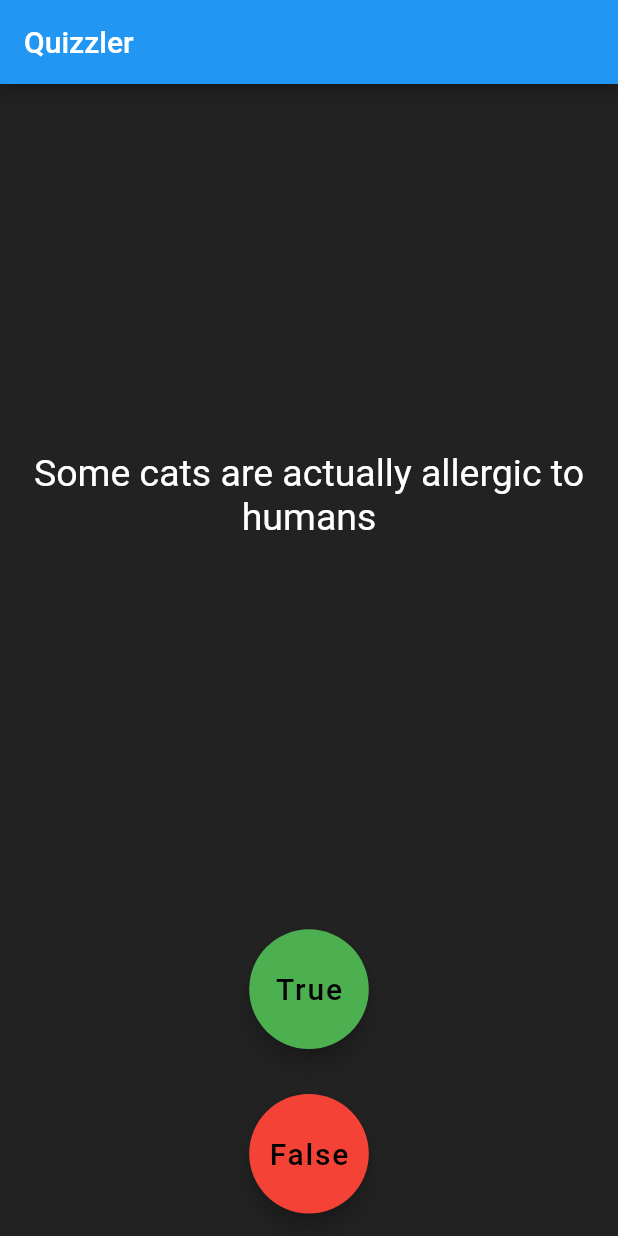
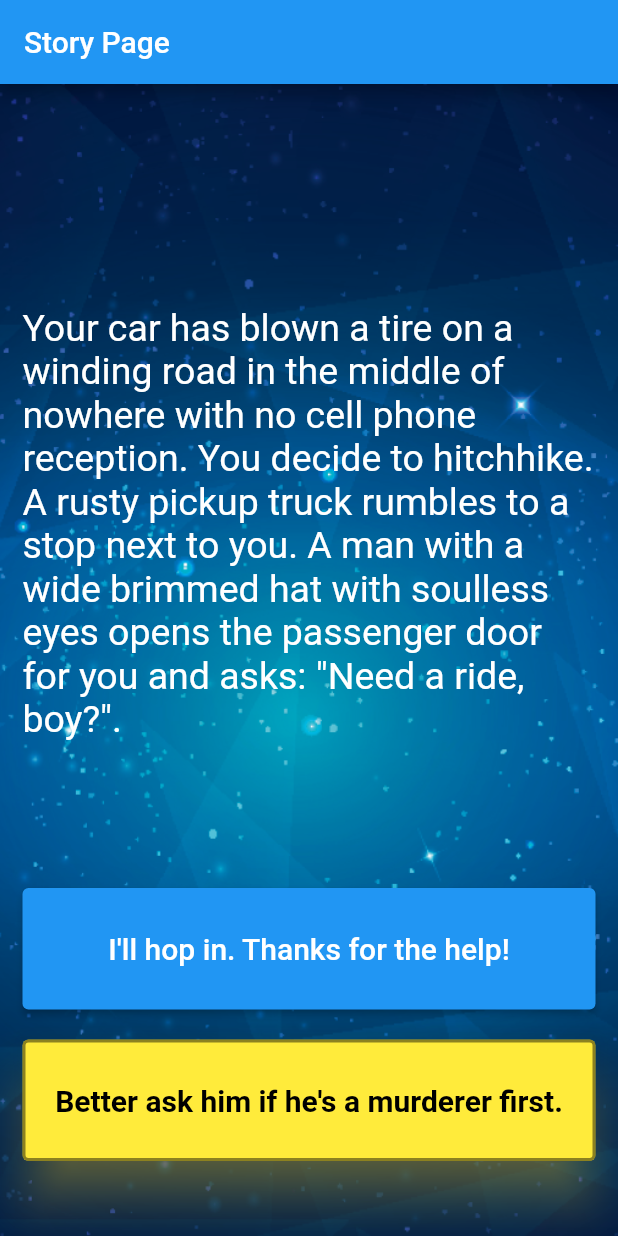
Before and after one commit to joneyspark/flutter-project, a Flutter app: the screen it shows after launch, on a phone screen of 412 x 824 dp. Run offline on Flutter 3.47's test engine with Material 2 defaults, Android fonts, the phone set to English and light mode, and no system bars; our stand-ins replace audioplayers, font_awesome_flutter, rflutter_alert.

Commit message:
destini  App

```diff
--- /dev/null
+++ b/lib/destini/story.dart
@@ -0,0 +1,16 @@
+//TODO: Step 2 - Create a new class called Story.
+
+//TODO: Step 3 - Create 3 properties for this class,
+//A. storyTitle to store the story text.
+//B. choice1 to store the text for choice 1,
+//C. choice2 to store the text for choice 2.
+
+//TODO: Step 4 - Create a Constructor for this class to be able to initialise the properties created in step 3.
+
+class Story {
+  String? storyTitle;
+  String? choice1;
+  String? choice2;
+
+  Story({this.storyTitle, this.choice1, this.choice2});
+}
--- /dev/null
+++ b/lib/destini/story_brain.dart
@@ -0,0 +1,131 @@
+//TODO: Step 6 - import the story.dart file into this file.
+
+//TODO: Step 5 - Create a new class called StoryBrain.
+
+//TODO: Step 7 - Uncomment the lines below to include storyData as a private property in StoryBrain. Hint: You might need to change something in story.dart to make this work.
+
+import 'package:helloworld/destini/story.dart';
+
+class StoryBrain {
+  int _storyNumber = 0;
+  final List<Story> _storyData = [
+    Story(
+        storyTitle:
+            'Your car has blown a tire on a winding road in the middle of nowhere with no cell phone reception. You decide to hitchhike. A rusty pickup truck rumbles to a stop next to you. A man with a wide brimmed hat with soulless eyes opens the passenger door for you and asks: "Need a ride, boy?".',
+        choice1: 'I\'ll hop in. Thanks for the help!',
+        choice2: 'Better ask him if he\'s a murderer first.'),
+    Story(
+        storyTitle: 'He nods slowly, unphased by the question.',
+        choice1: 'At least he\'s honest. I\'ll climb in.',
+        choice2: 'Wait, I know how to change a tire.'),
+    Story(
+        storyTitle:
+            'As you begin to drive, the stranger starts talking about his relationship with his mother. He gets angrier and angrier by the minute. He asks you to open the glovebox. Inside you find a bloody knife, two severed fingers, and a cassette tape of Elton John. He reaches for the glove box.',
+        choice1: 'I love Elton John! Hand him the cassette tape.',
+        choice2: 'It\'s him or me! You take the knife and stab him.'),
+    Story(
+        storyTitle:
+            'What? Such a cop out! Did you know traffic accidents are the second leading cause of accidental death for most adult age groups?',
+        choice1: 'Restart',
+        choice2: ''),
+    Story(
+        storyTitle:
+            'As you smash through the guardrail and careen towards the jagged rocks below you reflect on the dubious wisdom of stabbing someone while they are driving a car you are in.',
+        choice1: 'Restart',
+        choice2: ''),
+    Story(
+        storyTitle:
+            'You bond with the murderer while crooning verses of "Can you feel the love tonight". He drops you off at the next town. Before you go he asks you if you know any good places to dump bodies. You reply: "Try the pier".',
+        choice1: 'Restart',
+        choice2: '')
+  ];
+
+//List<Story> _storyData = [
+//  Story(
+//      storyTitle:
+//      'Your car has blown a tire on a winding road in the middle of nowhere with no cell phone reception. You decide to hitchhike. A rusty pickup truck rumbles to a stop next to you. A man with a wide brimmed hat with soulless eyes opens the passenger door for you and asks: "Need a ride, boy?".',
+//      choice1: 'I\'ll hop in. Thanks for the help!',
+//      choice2: 'Better ask him if he\'s a murderer first.'),
+//  Story(
+//      storyTitle: 'He nods slowly, unphased by the question.',
+//      choice1: 'At least he\'s honest. I\'ll climb in.',
+//      choice2: 'Wait, I know how to change a tire.'),
+//  Story(
+//      storyTitle:
+//      'As you begin to drive, the stranger starts talking about his relationship with his mother. He gets angrier and angrier by the minute. He asks you to open the glovebox. Inside you find a bloody knife, two severed fingers, and a cassette tape of Elton John. He reaches for the glove box.',
+//      choice1: 'I love Elton John! Hand him the cassette tape.',
+//      choice2: 'It\'s him or me! You take the knife and stab him.'),
+//  Story(
+//      storyTitle:
+//      'What? Such a cop out! Did you know traffic accidents are the second leading cause of accidental death for most adult age groups?',
+//      choice1: 'Restart',
+//      choice2: ''),
+//  Story(
+//      storyTitle:
+//      'As you smash through the guardrail and careen towards the jagged rocks below you reflect on the dubious wisdom of stabbing someone while they are driving a car you are in.',
+//      choice1: 'Restart',
+//      choice2: ''),
+//  Story(
+//      storyTitle:
+//      'You bond with the murderer while crooning verses of "Can you feel the love tonight". He drops you off at the next town. Before you go he asks you if you know any good places to dump bodies. You reply: "Try the pier".',
+//      choice1: 'Restart',
+//      choice2: '')
+//];
+
+//TODO: Step 23 - Use the storyNumber property inside getStory(), getChoice1() and getChoice2() so that it gets the updated story and choices rather than always just the first (0th) one.
+
+//TODO: Step 8 - Create a method called getStory() that returns the first storyTitle from _storyData.
+  getStory() {
+    return _storyData[_storyNumber].storyTitle;
+  }
+
+//TODO: Step 11 - Create a method called getChoice1() that returns the text for the first choice1 from _storyData.
+  getChoice1() {
+    return _storyData[_storyNumber].choice1;
+  }
+
+//TODO: Step 12 - Create a method called getChoice2() that returns the text for the first choice2 from _storyData.
+  getChoice2() {
+    return _storyData[_storyNumber].choice2;
+  }
+//TODO: Step 25 - Change the storyNumber property into a private property so that only story_brain.dart has access to it. You can do this by right clicking on the name (storyNumber) and selecting Refactor -> Rename to make the change across all the places where it's used.
+
+//TODO: Step 16 - Create a property called storyNumber which starts with a value of 0. This will be used to track which story the user is currently viewing.
+
+//TODO: Step 17 - Create a method called nextStory(), it should not have any outputs but it should have 1 input called choiceNumber which will be the choice number (int) made by the user.
+  void nextStory(int userChoice) {
+    if (userChoice == 1 && _storyNumber == 0) {
+      _storyNumber = 2;
+    } else if (userChoice == 2 && _storyNumber == 0) {
+      _storyNumber = 1;
+    } else if (userChoice == 1 && _storyNumber == 2) {
+      _storyNumber = 5;
+    } else if (userChoice == 2 && _storyNumber == 1) {
+      _storyNumber = 3;
+    } else if (userChoice == 2 && _storyNumber == 2) {
+      _storyNumber = 4;
+    } else if (_storyNumber == 3 || _storyNumber == 4 || _storyNumber == 5) {
+      restart();
+    }
+  }
+
+  void restart() {
+    _storyNumber = 0;
+  }
+
+  buttonShouldBeVisible() {
+    //You could also just check if (_storyNumber < 3)
+    if (_storyNumber == 0 || _storyNumber == 1 || _storyNumber == 2) {
+      return true;
+    } else {
+      return false;
+    }
+  }
+//TODO: Step 20 - Download the story plan here: https://drive.google.com/uc?export=download&id=1KU6EghkO9Hf2hRM0756xFHgNaZyGCou3
+
+//TODO: Step 21 - Using the story plan, update nextStory() to change the storyNumber depending on the choice made by the user. e.g. if choiceNumber was equal to 1 and the storyNumber is 0, the storyNumber should become 2.
+
+//TODO: Step 22 - In nextStory() if the storyNumber is equal to 3 or 4 or 5, that means it's the end of the game and it should call a method called restart() that resets the storyNumber to 0.
+
+//TODO: Step 27 - Create a method called buttonShouldBeVisible() which checks to see if storyNumber is 0 or 1 or 2 (when both buttons should show choices) and return true if that is the case, else it should return false.
+}
--- /dev/null
+++ b/lib/destini/story_page.dart
@@ -0,0 +1,112 @@
+// ignore_for_file: prefer_const_constructors
+
+import 'package:flutter/material.dart';
+import 'package:helloworld/destini/story_brain.dart';
+
+StoryBrain storyBrain = StoryBrain();
+
+class StoryPage extends StatefulWidget {
+  const StoryPage({super.key});
+
+  @override
+  State<StoryPage> createState() => _StoryPageState();
+}
+
+class _StoryPageState extends State<StoryPage> {
+  @override
+  Widget build(BuildContext context) {
+    return Scaffold(
+      appBar: AppBar(
+        title: const Text("Story Page"),
+      ),
+      body: Container(
+        decoration: BoxDecoration(
+          image: DecorationImage(
+            image: AssetImage("images/background.png"),
+            fit: BoxFit.cover,
+          ),
+        ),
+        padding: EdgeInsets.symmetric(vertical: 50.0, horizontal: 15.0),
+        child: Column(
+          crossAxisAlignment: CrossAxisAlignment.stretch,
+          children: [
+            Expanded(
+              flex: 12,
+              child: Center(
+                child: Text(
+                  //TODO: Step 10 - use the storyBrain to get the first story title and display it in this Text Widget.
+                  storyBrain.getStory(),
+                  style: TextStyle(
+                    fontSize: 25.0,
+                    color: Colors.white,
+                  ),
+                ),
+              ),
+            ),
+            Expanded(
+              flex: 2,
+              child: Visibility(
+                visible: storyBrain.buttonShouldBeVisible(),
+                child: ElevatedButton(
+                  onPressed: () {
+                    //Choice 1 made by user.
+                    //TODO: Step 18 - Call the nextStory() method from storyBrain and pass the number 1 as the choice made by the user.
+                    setState(() {
+                      storyBrain.nextStory(1);
+                    });
+                  },
+                  child: Text(
+                    //TODO: Step 13 - Use the storyBrain to get the text for choice 1.
+                    storyBrain.getChoice1(),
+                    style: TextStyle(
+                      fontSize: 20.0,
+                    ),
+                  ),
+                ),
+              ),
+            ),
+            SizedBox(
+              height: 20.0,
+            ),
+            Expanded(
+              flex: 2,
+              //TODO: Step 26 - Use a Flutter Visibility Widget to wrap this FlatButton.
+              //TODO: Step 28 - Set the "visible" property of the Visibility Widget to equal the output from the buttonShouldBeVisible() method in the storyBrain.
+              child: OutlinedButton(
+                style: OutlinedButton.styleFrom(
+                  padding: const EdgeInsets.all(20.0),
+                  fixedSize: const Size(300, 70),
+                  textStyle: const TextStyle(
+                      fontSize: 25, fontWeight: FontWeight.bold),
+                  backgroundColor: Colors.yellow,
+                  foregroundColor: Colors.black,
+                  elevation: 15,
+                  shadowColor: Colors.amberAccent,
+                  side: const BorderSide(
+                    color: Colors.black45,
+                    width: 2,
+                  ),
+                  alignment: Alignment.center,
+                ),
+                onPressed: () {
+                  //Choice 2 made by user.
+                  //TODO: Step 19 - Call the nextStory() method from storyBrain and pass the number 2 as the choice made by the user.
+                  setState(() {
+                    storyBrain.nextStory(2);
+                  });
+                },
+                child: Text(
+                  //TODO: Step 14 - Use the storyBrain to get the text for choice 2.
+                  storyBrain.getChoice2(),
+                  style: TextStyle(
+                    fontSize: 20.0,
+                  ),
+                ),
+              ),
+            ),
+          ],
+        ),
+      ),
+    );
+  }
+}
--- a/lib/main.dart
+++ b/lib/main.dart
@@ -1,5 +1,5 @@
 import 'package:flutter/material.dart';
-import 'package:helloworld/quizzler/quizzler.dart';
+import 'package:helloworld/destini/story_page.dart';
 
 void main() => runApp(MyApp());
 
@@ -12,7 +12,7 @@
       title: 'My Fluuter app',
       themeMode: ThemeMode.system,
       debugShowCheckedModeBanner: false,
-      home: QuizPage(),
+      home: StoryPage(),
     );
   }
 }
```
Also changed, not shown: images/background.png (added), 1 other file.
